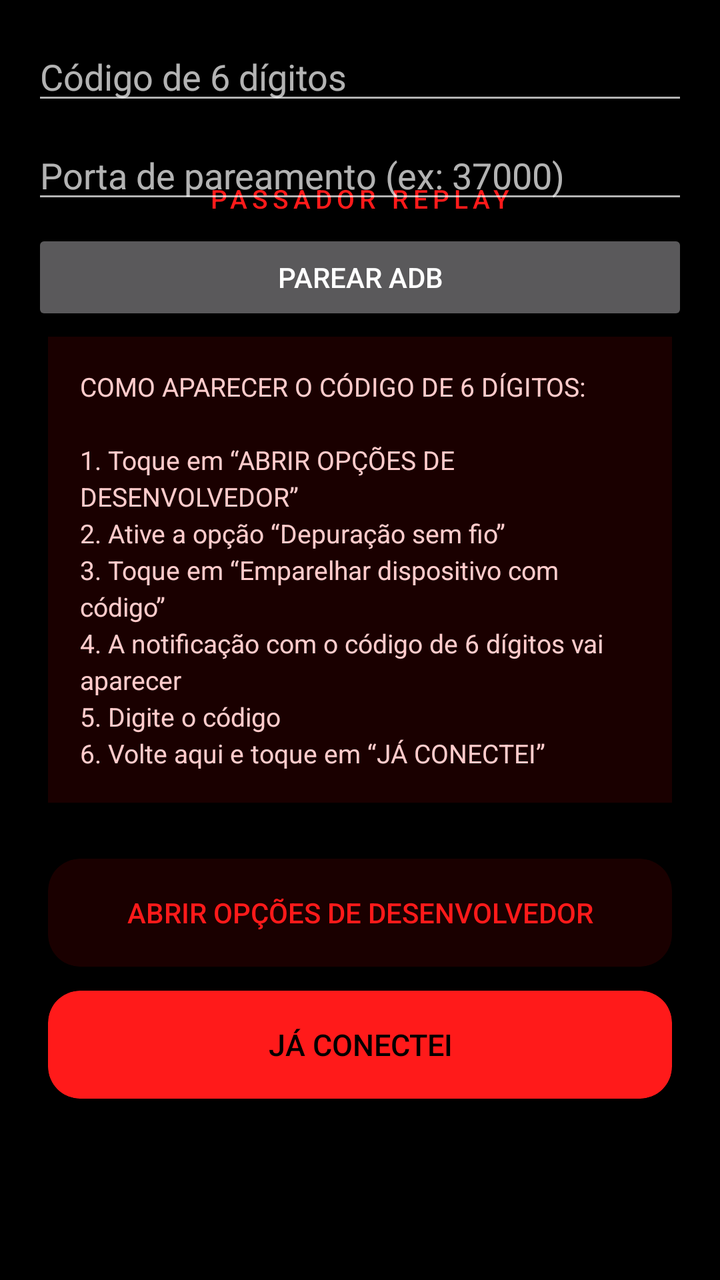
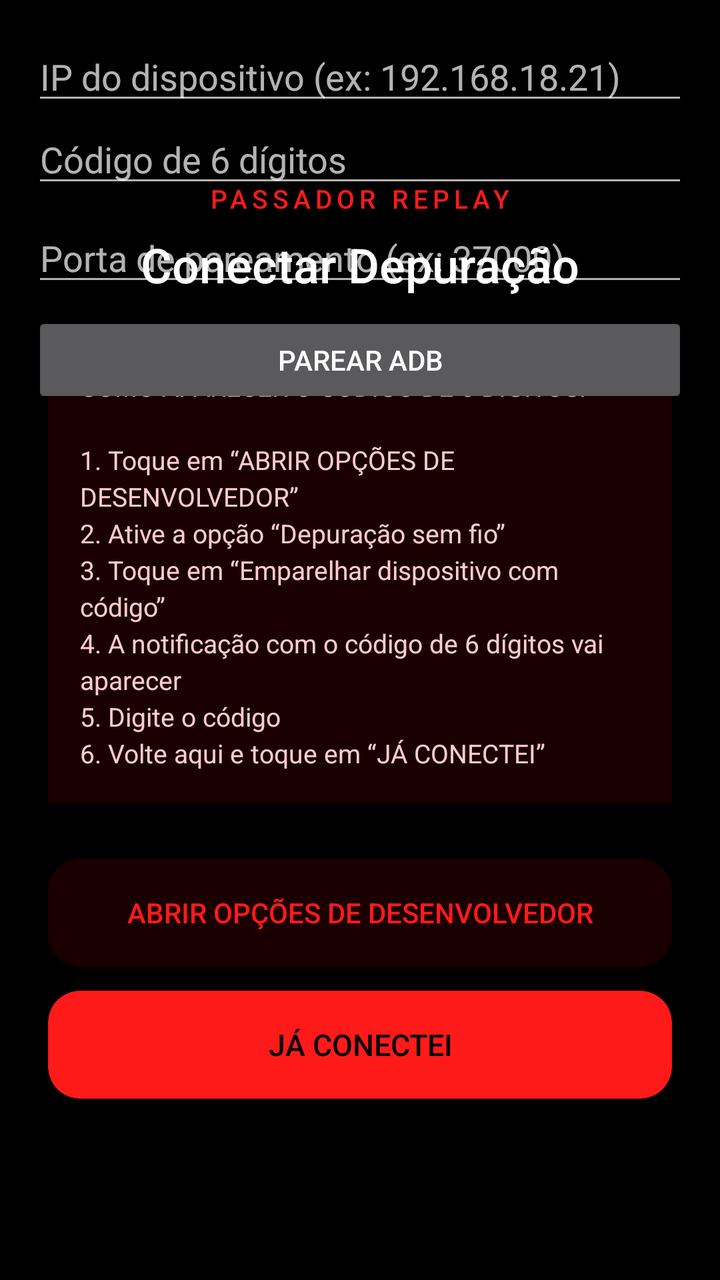

Two renders of the same Android screen: before a commit and after it. Below are the layout's source before the change and the commit's diff.
<!-- AndroidManifest.xml: application theme Theme.Passador -->
<!-- res/layout/activity_main.xml -->
<?xml version="1.0" encoding="utf-8"?>
<FrameLayout xmlns:android="http://schemas.android.com/apk/res/android"
    xmlns:app="http://schemas.android.com/apk/res-auto"
    android:id="@+id/root"
    android:layout_width="match_parent"
    android:layout_height="match_parent"
    android:background="#000000">

    
    <LinearLayout
        android:id="@+id/screenConnect"
        android:layout_width="match_parent"
        android:layout_height="match_parent"
        android:gravity="center"
        android:orientation="vertical"
        android:padding="24dp">

        <TextView
            android:layout_width="wrap_content"
            android:layout_height="wrap_content"
            android:text="PASSADOR REPLAY"
            android:textColor="#FF1A1A"
            android:textSize="13sp"
            android:letterSpacing="0.18"
            android:fontFamily="sans-serif-medium" />

        <TextView
            android:layout_width="wrap_content"
            android:layout_height="wrap_content"
            android:layout_marginTop="8dp"
            android:text="Conectar Depuração"
            android:textColor="#FFFFFF"
            android:textSize="24sp"
            android:fontFamily="sans-serif-medium" />

        <TextView
            android:layout_width="match_parent"
            android:layout_height="wrap_content"
            android:layout_marginTop="20dp"
            android:background="#1A0000"
            android:padding="16dp"
            android:text="COMO APARECER O CÓDIGO DE 6 DÍGITOS:\n\n1. Toque em “ABRIR OPÇÕES DE DESENVOLVEDOR”\n2. Ative a opção “Depuração sem fio”\n3. Toque em “Emparelhar dispositivo com código”\n4. A notificação com o código de 6 dígitos vai aparecer\n5. Digite o código\n6. Volte aqui e toque em “JÁ CONECTEI”"
            android:textColor="#FFCCCC"
            android:textSize="13sp"
            android:lineSpacingExtra="3dp" />

        <androidx.cardview.widget.CardView
            android:layout_width="match_parent"
            android:layout_height="wrap_content"
            android:layout_marginTop="28dp"
            app:cardBackgroundColor="#1A0000"
            app:cardCornerRadius="16dp"
            app:cardElevation="0dp">

            <Button
                android:id="@+id/btnConectar"
                android:layout_width="match_parent"
                android:layout_height="54dp"
                android:background="?attr/selectableItemBackground"
                android:text="ABRIR OPÇÕES DE DESENVOLVEDOR"
                android:textColor="#FF1A1A"
                android:textSize="14sp"
                android:fontFamily="sans-serif-medium" />
        </androidx.cardview.widget.CardView>

        <androidx.cardview.widget.CardView
            android:layout_width="match_parent"
            android:layout_height="wrap_content"
            android:layout_marginTop="12dp"
            app:cardBackgroundColor="#FF1A1A"
            app:cardCornerRadius="16dp"
            app:cardElevation="0dp">

            <Button
                android:id="@+id/btnJaConectei"
                android:layout_width="match_parent"
                android:layout_height="54dp"
                android:background="?attr/selectableItemBackground"
                android:text="JÁ CONECTEI"
                android:textColor="#000000"
                android:textSize="15sp"
                android:fontFamily="sans-serif-medium" />
        </androidx.cardview.widget.CardView>
    </LinearLayout>

    
    <LinearLayout
        android:id="@+id/screenDirection"
        android:layout_width="match_parent"
        android:layout_height="match_parent"
        android:gravity="center"
        android:orientation="vertical"
        android:padding="28dp"
        android:visibility="gone">

        <TextView
            android:layout_width="wrap_content"
            android:layout_height="wrap_content"
            android:text="Escolha a direção"
            android:textColor="#FFFFFF"
            android:textSize="22sp"
            android:fontFamily="sans-serif-medium" />

        <androidx.cardview.widget.CardView
            android:layout_width="match_parent"
            android:layout_height="wrap_content"
            android:layout_marginTop="36dp"
            app:cardBackgroundColor="#1A0000"
            app:cardCornerRadius="18dp"
            app:cardElevation="0dp">

            <Button
                android:id="@+id/btnMaxToNormal"
                android:layout_width="match_parent"
                android:layout_height="64dp"
                android:background="?attr/selectableItemBackground"
                android:text="FF MAX  ⇒  FF NORMAL"
                android:textColor="#FF1A1A"
                android:textSize="15sp" />
        </androidx.cardview.widget.CardView>

        <androidx.cardview.widget.CardView
            android:layout_width="match_parent"
            android:layout_height="wrap_content"
            android:layout_marginTop="16dp"
            app:cardBackgroundColor="#1A0000"
            app:cardCornerRadius="18dp"
            app:cardElevation="0dp">

            <Button
                android:id="@+id/btnNormalToMax"
                android:layout_width="match_parent"
                android:layout_height="64dp"
                android:background="?attr/selectableItemBackground"
                android:text="FF NORMAL  ⇒  FF MAX"
                android:textColor="#FF1A1A"
                android:textSize="15sp" />
        </androidx.cardview.widget.CardView>
    </LinearLayout>

    
    <LinearLayout
        android:id="@+id/screenTransfer"
        android:layout_width="match_parent"
        android:layout_height="match_parent"
        android:orientation="vertical"
        android:padding="20dp"
        android:visibility="gone">

        <TextView
            android:id="@+id/tvTransferTitle"
            android:layout_width="match_parent"
            android:layout_height="wrap_content"
            android:text="FF MAX  →  FF NORMAL"
            android:textColor="#FFFFFF"
            android:textSize="18sp"
            android:fontFamily="sans-serif-medium"
            android:gravity="center" />

        <TextView
            android:id="@+id/tvVersionNormal"
            android:layout_width="match_parent"
            android:layout_height="wrap_content"
            android:layout_marginTop="12dp"
            android:text="Normal: —"
            android:textColor="#AAAAAA"
            android:textSize="13sp" />

        <TextView
            android:id="@+id/tvVersionMax"
            android:layout_width="match_parent"
            android:layout_height="wrap_content"
            android:text="Max: —"
            android:textColor="#AAAAAA"
            android:textSize="13sp" />

        <TextView
            android:id="@+id/tvStatus"
            android:layout_width="match_parent"
            android:layout_height="wrap_content"
            android:layout_marginTop="6dp"
            android:text="Verificando..."
            android:textColor="#FF1A1A"
            android:textSize="13sp" />

        <androidx.cardview.widget.CardView
            android:layout_width="match_parent"
            android:layout_height="0dp"
            android:layout_weight="1"
            android:layout_marginTop="16dp"
            app:cardBackgroundColor="#0D0000"
            app:cardCornerRadius="16dp"
            app:cardElevation="0dp">

            <ScrollView
                android:id="@+id/logScroll"
                android:layout_width="match_parent"
                android:layout_height="match_parent"
                android:padding="14dp"
                android:fillViewport="true">

                <TextView
                    android:id="@+id/logBox"
                    android:layout_width="match_parent"
                    android:layout_height="wrap_content"
                    android:textColor="#CCCCCC"
                    android:textSize="12sp"
                    android:fontFamily="monospace"
                    android:lineSpacingExtra="2dp" />
            </ScrollView>
        </androidx.cardview.widget.CardView>

        <Button
            android:id="@+id/btnPassar"
            android:layout_width="match_parent"
            android:layout_height="54dp"
            android:layout_marginTop="16dp"
            android:background="@drawable/btn_primary"
            android:text="PASSAR REPLAY"
            android:textColor="#000000"
            android:textSize="15sp"
            android:fontFamily="sans-serif-medium" />

        <Button
            android:id="@+id/btnBypass"
            android:layout_width="match_parent"
            android:layout_height="54dp"
            android:layout_marginTop="16dp"
            android:background="@drawable/btn_danger"
            android:text="BYPASS"
            android:textColor="#FFFFFF"
            android:textSize="15sp"
            android:fontFamily="sans-serif-medium"
            android:visibility="gone" />
    </LinearLayout>

    <LinearLayout
        android:layout_width="match_parent"
        android:layout_height="wrap_content"
        android:orientation="vertical"
        android:padding="16dp">

        <EditText
            android:id="@+id/etPairingCode"
            android:layout_width="match_parent"
            android:layout_height="wrap_content"
            android:hint="Código de 6 dígitos"
            android:inputType="number"
            android:maxLength="6" />

        <EditText
            android:id="@+id/etPairingPort"
            android:layout_width="match_parent"
            android:layout_height="wrap_content"
            android:hint="Porta de pareamento (ex: 37000)"
            android:inputType="number"
            android:layout_marginTop="8dp" />

        <Button
            android:id="@+id/btnParear"
            android:layout_width="match_parent"
            android:layout_height="wrap_content"
            android:text="Parear ADB"
            android:layout_marginTop="8dp" />
    </LinearLayout>
</FrameLayout>
<!-- resources referenced by this layout -->
<resources>
  <!-- drawable btn_danger (drawable) -->
  <?xml version="1.0" encoding="utf-8"?>
  <shape xmlns:android="http://schemas.android.com/apk/res/android"
      android:shape="rectangle">
      <solid android:color="#B71C1C" />
      <corners android:radius="14dp" />
  </shape>
  <!-- drawable btn_primary (drawable) -->
  <?xml version="1.0" encoding="utf-8"?>
  <shape xmlns:android="http://schemas.android.com/apk/res/android"
      android:shape="rectangle">
      <solid android:color="#FF1A1A" />
      <corners android:radius="14dp" />
  </shape>
  <style name="Theme.Passador" parent="Theme.AppCompat.NoActionBar">
          <item name="android:statusBarColor">#000000</item>
          <item name="android:navigationBarColor">#000000</item>
          <item name="android:windowBackground">#000000</item>
          <item name="colorPrimary">#FF1A1A</item>
          <item name="colorAccent">#FF1A1A</item>
      </style>
</resources>

<!-- the commit's change to res/layout/activity_main.xml (unified diff, before → after) -->
@@ -235,10 +235,19 @@
     </LinearLayout>
 
     <LinearLayout
+        android:id="@+id/pairingPanel"
         android:layout_width="match_parent"
         android:layout_height="wrap_content"
         android:orientation="vertical"
         android:padding="16dp">
+
+        <EditText
+            android:id="@+id/etPairingHost"
+            android:layout_width="match_parent"
+            android:layout_height="wrap_content"
+            android:hint="IP do dispositivo (ex: 192.168.18.21)"
+            android:inputType="text"
+            android:maxLines="1" />
 
         <EditText
             android:id="@+id/etPairingCode"
